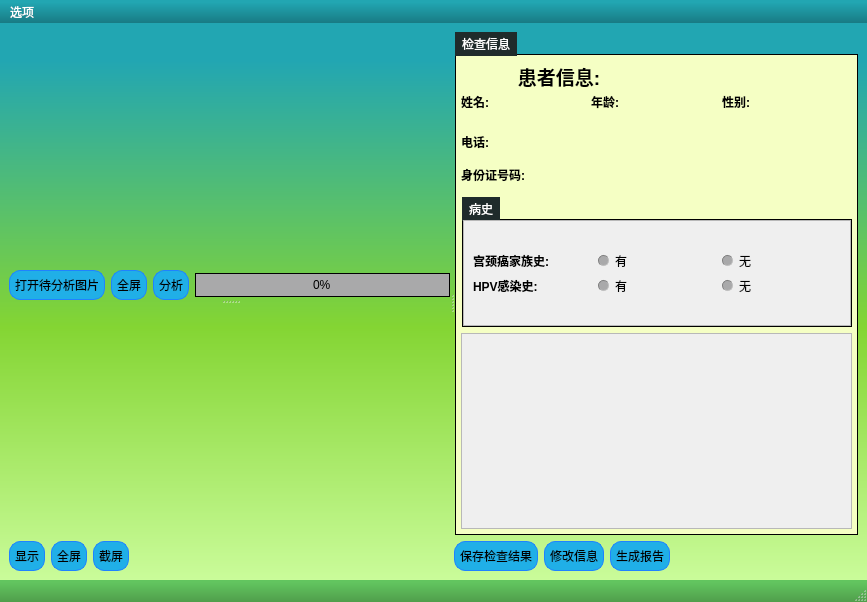
The window that mainwindow.ui (inloveable/luo-2) describes before a commit, drawn with Qt 5.
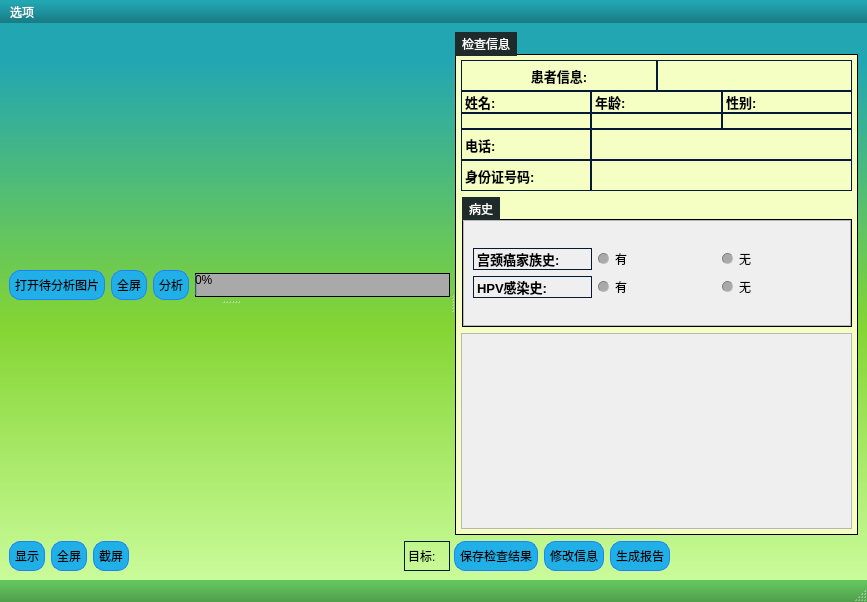
The same window after the commit. Icons and pictures are not drawn. Custom widgets are drawn as their Qt base class.

The edit to the form file:
```diff
--- a/mainwindow.ui
+++ b/mainwindow.ui
@@ -32,6 +32,10 @@
 {
 	background-color: transparent;
 	color: &quot;black&quot;;
+	font: 700 10pt &quot;Microsoft YaHei UI&quot;;
+    border: 1px groove #051a39;
+  
+   
 
 }
 
@@ -40,6 +44,9 @@
 {
 	background-color: transparent;
 	color: #656565;
+font: 700 10pt &quot;Microsoft YaHei UI&quot;;
+  border: 1px groove #051a39;
+   
 
 }
 
@@ -421,10 +428,11 @@
 {
 	background-color: #f6f6f6;
 	color: #000;
-	border-width: 1px;
-	border-radius: 0px;
-	border-color: #051a39;
 	padding: 2px;
+    font: 700 10pt &quot;Microsoft YaHei UI&quot;;
+    border-width:3px;
+	border-color: rgb(87, 92, 127);
+   border-radius:5px;
 
 }
 
@@ -433,6 +441,10 @@
 {
 	background-color: #a9a9aa;
 	color: #000;
+    font: 700 10pt &quot;Microsoft YaHei UI&quot;;
+    border-width:3px;
+	border-color: rgb(87, 92, 127);
+    border-radius:5px;
 
 }
 
@@ -445,6 +457,7 @@
 	border-radius: 3px;
 	border-color: #051a39;
 	padding: 2px;
+    font: 700 10pt &quot;Microsoft YaHei UI&quot;;
 
 }
 
@@ -1050,30 +1063,19 @@
 }
 
 
-/*-----QProgressBar-----*/
-
 QProgressBar
 {
 	background-color: #a9a9aa;
 	color: #000;
 	border: 1px solid #000;
+    border-radius:10px
 	text-align: center;
 
+    
 }
 
 
-QProgressBar::chunk {
-	background-color: #36b9b1;
-	color: #fff;
 
-}
-
-
-QProgressBar::chunk:disabled {
-	background-color: #656565;
-	border: 1px solid #aaa;
-	color: #656565;
-}
 
 
 /*-----QStatusBar-----*/
@@ -1088,23 +1090,56 @@
 </string>
   </property>
   <widget class="QWidget" name="centralwidget">
-   <layout class="QGridLayout" name="gridLayout_5">
+   <layout class="QGridLayout" name="gridLayout_9">
     <item row="0" column="0">
-     <widget class="QSplitter" name="splitter_2">
+     <widget class="mySpliter" name="splitter_2">
       <property name="orientation">
        <enum>Qt::Horizontal</enum>
       </property>
-      <widget class="QSplitter" name="splitter">
+      <widget class="QWidget" name="widget_7" native="true">
+       <layout class="QGridLayout" name="gridLayout_8">
+        <property name="leftMargin">
+         <number>0</number>
+        </property>
+        <property name="topMargin">
+         <number>0</number>
+        </property>
+        <property name="rightMargin">
+         <number>0</number>
+        </property>
+        <property name="bottomMargin">
+         <number>0</number>
+        </property>
+        <item row="0" column="0">
+         <widget class="mySpliter" name="splitter">
        <property name="orientation">
         <enum>Qt::Vertical</enum>
        </property>
-       <widget class="QWidget" name="layoutWidget">
-        <layout class="QVBoxLayout" name="verticalLayout_8" stretch="8,1">
+          <widget class="QWidget" name="widget_5" native="true">
+           <layout class="QGridLayout" name="gridLayout_6">
+            <property name="leftMargin">
+             <number>0</number>
+            </property>
+            <property name="topMargin">
+             <number>0</number>
+            </property>
+            <property name="rightMargin">
+             <number>0</number>
+            </property>
+            <property name="bottomMargin">
+             <number>0</number>
+            </property>
+            <item row="0" column="0">
+             <layout class="QVBoxLayout" name="verticalLayout_10" stretch="5,1">
          <item>
           <widget class="WebViewWidget" name="widget_2" native="true"/>
          </item>
          <item>
-          <layout class="QHBoxLayout" name="horizontalLayout_8">
+               <layout class="QVBoxLayout" name="verticalLayout_8">
+                <item>
+                 <layout class="QHBoxLayout" name="horizontalLayout_11">
+                  <item>
+                   <layout class="QHBoxLayout" name="horizontalLayout_10">
            <item>
             <widget class="QPushButton" name="pushButton_4">
              <property name="text">
@@ -1113,7 +1148,7 @@
             </widget>
            </item>
            <item>
-            <widget class="QPushButton" name="pushButton_5">
+                     <widget class="QPushButton" name="pushButton_8">
              <property name="text">
               <string>全屏</string>
              </property>
@@ -1126,6 +1161,8 @@
              </property>
             </widget>
            </item>
+                   </layout>
+                  </item>
            <item>
             <widget class="QProgressBar" name="progressBar">
              <property name="value">
@@ -1136,15 +1173,35 @@
           </layout>
          </item>
         </layout>
-       </widget>
-       <widget class="QWidget" name="layoutWidget_5">
-        <layout class="QVBoxLayout" name="verticalLayout_9" stretch="8,1">
+              </item>
+             </layout>
+            </item>
+           </layout>
+          </widget>
+          <widget class="QWidget" name="widget_4" native="true">
+           <layout class="QGridLayout" name="gridLayout_5">
+            <property name="leftMargin">
+             <number>0</number>
+            </property>
+            <property name="topMargin">
+             <number>0</number>
+            </property>
+            <property name="rightMargin">
+             <number>0</number>
+            </property>
+            <property name="bottomMargin">
+             <number>0</number>
+            </property>
+            <item row="0" column="0">
+             <layout class="QVBoxLayout" name="verticalLayout_9" stretch="5,0">
          <item>
           <widget class="WebViewWidget" name="widget_3" native="true"/>
          </item>
          <item>
           <layout class="QHBoxLayout" name="horizontalLayout_9">
            <item>
+                 <layout class="QHBoxLayout" name="horizontalLayout_8">
+                  <item>
             <widget class="QPushButton" name="pushButton_7">
              <property name="text">
               <string>显示</string>
@@ -1152,7 +1209,7 @@
             </widget>
            </item>
            <item>
-            <widget class="QPushButton" name="pushButton_8">
+                   <widget class="QPushButton" name="pushButton_5">
              <property name="text">
               <string>全屏</string>
              </property>
@@ -1165,6 +1222,8 @@
              </property>
             </widget>
            </item>
+                 </layout>
+                </item>
            <item>
             <spacer name="horizontalSpacer_3">
              <property name="orientation">
@@ -1178,12 +1237,38 @@
              </property>
             </spacer>
            </item>
+                <item>
+                 <widget class="QLabel" name="targetLabel">
+                  <property name="text">
+                   <string>目标:   </string>
+                  </property>
+                 </widget>
+                </item>
           </layout>
          </item>
         </layout>
-       </widget>
-      </widget>
-      <widget class="QWidget" name="layoutWidget">
+            </item>
+           </layout>
+          </widget>
+         </widget>
+        </item>
+       </layout>
+      </widget>
+      <widget class="QWidget" name="widget_6" native="true">
+       <layout class="QGridLayout" name="gridLayout_7">
+        <property name="leftMargin">
+         <number>0</number>
+        </property>
+        <property name="topMargin">
+         <number>0</number>
+        </property>
+        <property name="rightMargin">
+         <number>0</number>
+        </property>
+        <property name="bottomMargin">
+         <number>0</number>
+        </property>
+        <item row="0" column="0">
        <layout class="QVBoxLayout" name="verticalLayout_7">
         <item>
          <widget class="QGroupBox" name="groupBox">
@@ -1216,7 +1301,9 @@
                   <widget class="QLabel" name="label">
                    <property name="font">
                     <font>
-                     <pointsize>14</pointsize>
+                       <family>Microsoft YaHei UI</family>
+                       <pointsize>10</pointsize>
+                       <italic>false</italic>
                      <bold>true</bold>
                     </font>
                    </property>
@@ -1245,6 +1332,9 @@
                     <widget class="QLabel" name="label_2">
                      <property name="font">
                       <font>
+                         <family>Microsoft YaHei UI</family>
+                         <pointsize>10</pointsize>
+                         <italic>false</italic>
                        <bold>true</bold>
                       </font>
                      </property>
@@ -1268,6 +1358,9 @@
                     <widget class="QLabel" name="label_4">
                      <property name="font">
                       <font>
+                         <family>Microsoft YaHei UI</family>
+                         <pointsize>10</pointsize>
+                         <italic>false</italic>
                        <bold>true</bold>
                       </font>
                      </property>
@@ -1291,6 +1384,9 @@
                     <widget class="QLabel" name="label_6">
                      <property name="font">
                       <font>
+                         <family>Microsoft YaHei UI</family>
+                         <pointsize>10</pointsize>
+                         <italic>false</italic>
                        <bold>true</bold>
                       </font>
                      </property>
@@ -1316,6 +1412,9 @@
                   <widget class="QLabel" name="label_9">
                    <property name="font">
                     <font>
+                       <family>Microsoft YaHei UI</family>
+                       <pointsize>10</pointsize>
+                       <italic>false</italic>
                      <bold>true</bold>
                     </font>
                    </property>
@@ -1342,6 +1441,9 @@
                   <widget class="QLabel" name="label_11">
                    <property name="font">
                     <font>
+                       <family>Microsoft YaHei UI</family>
+                       <pointsize>10</pointsize>
+                       <italic>false</italic>
                      <bold>true</bold>
                     </font>
                    </property>
@@ -1392,8 +1494,8 @@
                     <rect>
                      <x>0</x>
                      <y>0</y>
-                     <width>387</width>
-                     <height>98</height>
+                       <width>348</width>
+                       <height>102</height>
                     </rect>
                    </property>
                    <layout class="QGridLayout" name="gridLayout_2">
@@ -1405,6 +1507,9 @@
                          <widget class="QLabel" name="label_13">
                           <property name="font">
                            <font>
+                              <family>Microsoft YaHei UI</family>
+                              <pointsize>10</pointsize>
+                              <italic>false</italic>
                             <bold>true</bold>
                            </font>
                           </property>
@@ -1444,6 +1549,9 @@
                          <widget class="QLabel" name="label_14">
                           <property name="font">
                            <font>
+                              <family>Microsoft YaHei UI</family>
+                              <pointsize>10</pointsize>
+                              <italic>false</italic>
                             <bold>true</bold>
                            </font>
                           </property>
@@ -1493,8 +1601,8 @@
                  <rect>
                   <x>0</x>
                   <y>0</y>
-                  <width>390</width>
-                  <height>184</height>
+                    <width>351</width>
+                    <height>190</height>
                  </rect>
                 </property>
                 <layout class="QGridLayout" name="gridLayout_3">
@@ -1549,6 +1657,8 @@
          </layout>
         </item>
        </layout>
+        </item>
+       </layout>
       </widget>
      </widget>
     </item>
@@ -1560,7 +1670,7 @@
      <x>0</x>
      <y>0</y>
      <width>867</width>
-     <height>25</height>
+     <height>21</height>
     </rect>
    </property>
    <widget class="QMenu" name="menu">
@@ -1585,6 +1695,12 @@
    <header>webviewwidget.hpp</header>
    <container>1</container>
   </customwidget>
+  <customwidget>
+   <class>mySpliter</class>
+   <extends>QSplitter</extends>
+   <header>myspliter.hpp</header>
+   <container>1</container>
+  </customwidget>
  </customwidgets>
  <resources/>
  <connections/>
```
Lines whose indentation alone changed are shown as unchanged.
